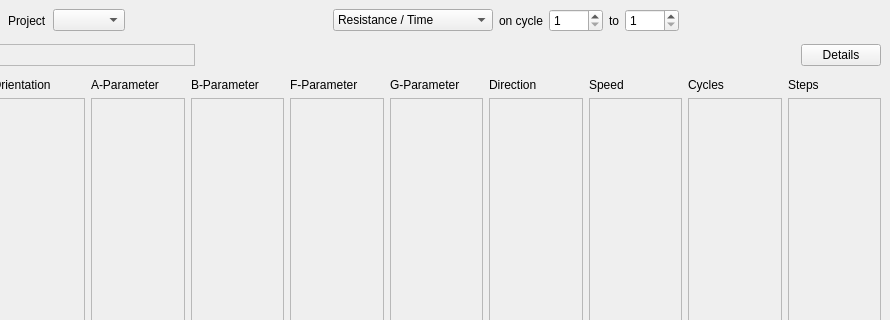
Qt form form.ui (Phil0795/Filter) before a commit; both pictures show x 415 to 1305 and y 0 to 320 of the 1305 by 919 pixel window.
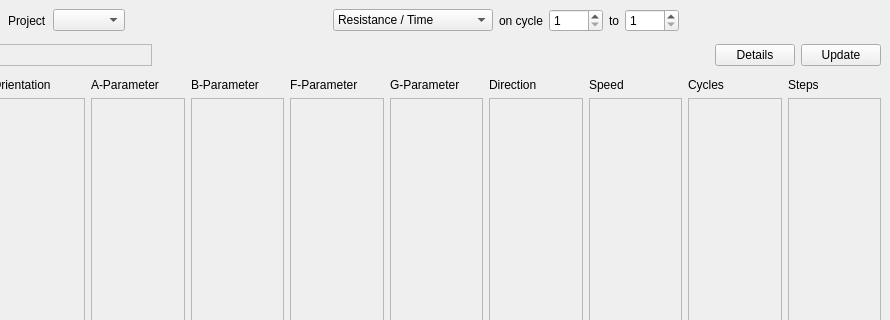
The same form after that commit.

The edit to the form file:
```diff
--- a/form.ui
+++ b/form.ui
@@ -218,6 +218,13 @@
           </property>
          </widget>
         </item>
+        <item>
+         <widget class="QPushButton" name="pushButton_update">
+          <property name="text">
+           <string>Update</string>
+          </property>
+         </widget>
+        </item>
        </layout>
       </item>
       <item>
```
